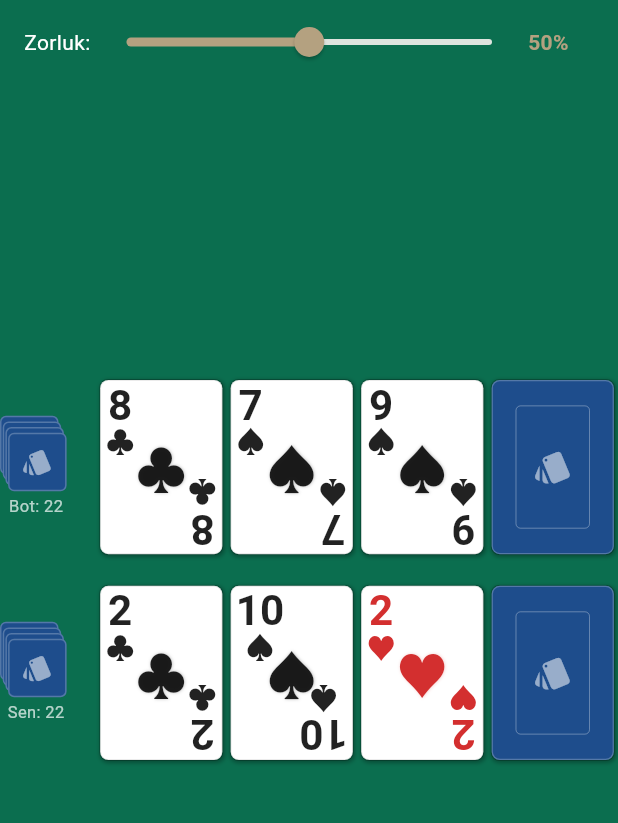
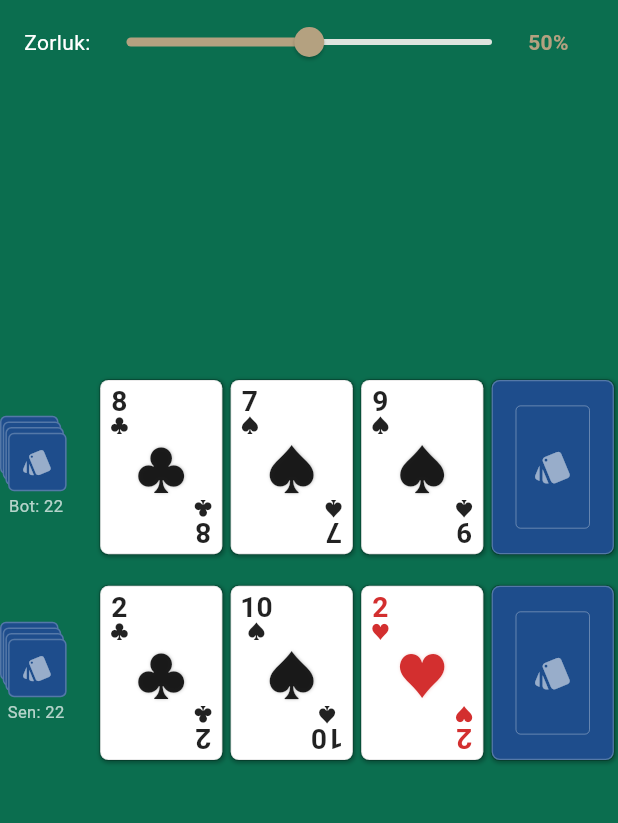
Before and after one commit to ssselimilhan-cell/reflex2, a Flutter app: the VsBotScreen screen opened directly, after a tap on "Oyunu Başlat", on a phone screen of 412 x 824 dp, the part 138-961 px from its top. Run offline on Flutter 3.47's test engine with Material 3 defaults, Android fonts, the phone set to English and light mode, and no system bars; our stand-ins replace cloud_firestore, firebase_core, image_picker, shared_preferences; accounts and stored records are empty.

Commit message:
Add files via upload

```diff
--- a/lib/widgets/card_widget.dart
+++ b/lib/widgets/card_widget.dart
@@ -89,11 +89,21 @@ class CardWidget extends StatelessWidget {
   /// Gerçek iskambil kağıtlarına benzeyen tasarım: sol-üst ve (180°
   /// döndürülmüş) sağ-alt köşelerde değer+sembol, ortada seçili temaya
   /// göre bir sembol (klasik iskambil sembolü, meyve ya da figür emojisi).
+  ///
+  /// NOT: Köşe boyutları ve konumları BİLEREK küçük/oransal tutuluyor —
+  /// önceki sürümde köşeler sabit piksel (4-5px) offset ile ve nispeten
+  /// büyük punto ile konumlandığı için, küçük kartlarda (ör. aynı cihazda
+  /// 2 kişilik moddaki çift pano) köşe metni ile ortadaki büyük sembol
+  /// görsel olarak üst üste biniyordu ("iki farklı ikon" hatası). Şimdi
+  /// hem köşeler küçültüldü hem de offset'ler kart boyutuyla orantılı.
   Widget _buildFace(PlayingCard c) {
     final color = c.isRed ? Colors.red.shade700 : Colors.black87;
-    final cornerRankSize = height * 0.24;
-    final cornerSuitSize = height * 0.17;
-    final centerSize = height * 0.30;
+    final cornerRankSize = height * 0.16;
+    final cornerSuitSize = height * 0.11;
+    final theme = AppSettings.instance.cardTheme;
+    final centerSize = theme == CardFaceTheme.figure
+        ? height * 0.40 // "boydan" figür isteği için daha büyük/baskın
+        : height * 0.30;
 
     Widget corner() {
       return Column(
@@ -125,20 +135,25 @@ class CardWidget extends StatelessWidget {
       ),
       child: Stack(
         children: [
-          Positioned(top: 4, left: 5, child: corner()),
           Positioned(
-            bottom: 4,
-            right: 5,
+            top: height * 0.035,
+            left: width * 0.07,
+            child: corner(),
+          ),
+          Positioned(
+            bottom: height * 0.035,
+            right: width * 0.07,
             child: Transform.rotate(angle: math.pi, child: corner()),
           ),
-          Center(child: _buildCenterSymbol(c, color, centerSize)),
+          Center(child: _buildCenterSymbol(c, color, centerSize, theme)),
         ],
       ),
     );
   }
 
-  Widget _buildCenterSymbol(PlayingCard c, Color color, double size) {
-    switch (AppSettings.instance.cardTheme) {
+  Widget _buildCenterSymbol(
+      PlayingCard c, Color color, double size, CardFaceTheme theme) {
+    switch (theme) {
       case CardFaceTheme.classic:
         return Text(
           c.suitSymbol,
@@ -154,10 +169,35 @@ class CardWidget extends StatelessWidget {
           ),
         );
       case CardFaceTheme.fruit:
-        return Text(_fruitForSuit(c.suit), style: TextStyle(fontSize: size));
+        // Renkli emoji beyaz zeminde biraz "havada" duruyor — hafif bir
+        // arka plan dairesi estetik/görünürlük için ekleniyor.
+        return _emojiWithBackdrop(_fruitForSuit(c.suit), size,
+            backdropColor: color.withOpacity(0.06));
       case CardFaceTheme.figure:
-        return Text(_figureForSuit(c.suit), style: TextStyle(fontSize: size));
+        return _emojiWithBackdrop(_figureForSuit(c.suit), size,
+            backdropColor: color.withOpacity(0.08));
     }
+  }
+
+  /// Emojinin altına, kartla aynı renk tonunda hafif bir daire koyarak
+  /// hem estetik bir "sahne" etkisi verir hem de emoji ile arka plan
+  /// arasındaki kontrastı artırır.
+  Widget _emojiWithBackdrop(String emoji, double size,
+      {required Color backdropColor}) {
+    return Stack(
+      alignment: Alignment.center,
+      children: [
+        Container(
+          width: size * 1.15,
+          height: size * 1.15,
+          decoration: BoxDecoration(
+            shape: BoxShape.circle,
+            color: backdropColor,
+          ),
+        ),
+        Text(emoji, style: TextStyle(fontSize: size)),
+      ],
+    );
   }
 
   String _fruitForSuit(Suit s) {
@@ -173,8 +213,13 @@ class CardWidget extends StatelessWidget {
     }
   }
 
+  /// "Boydan" ve daha iddialı/hareketli figürler için: statik yüz
+  /// emojileri (👧👦) yerine, tam vücut ve daha "gösterişli" duran dans
+  /// emojileri kullanılıyor — kırmızı takımlar (kupa/karo) için parlak
+  /// elbiseli kadın dansçı, siyah takımlar (maça/sinek) için şık takım
+  /// elbiseli erkek dansçı.
   String _figureForSuit(Suit s) {
     final isRed = s == Suit.hearts || s == Suit.diamonds;
-    return isRed ? '👧' : '👦';
+    return isRed ? '💃' : '🕺';
   }
 }
```
